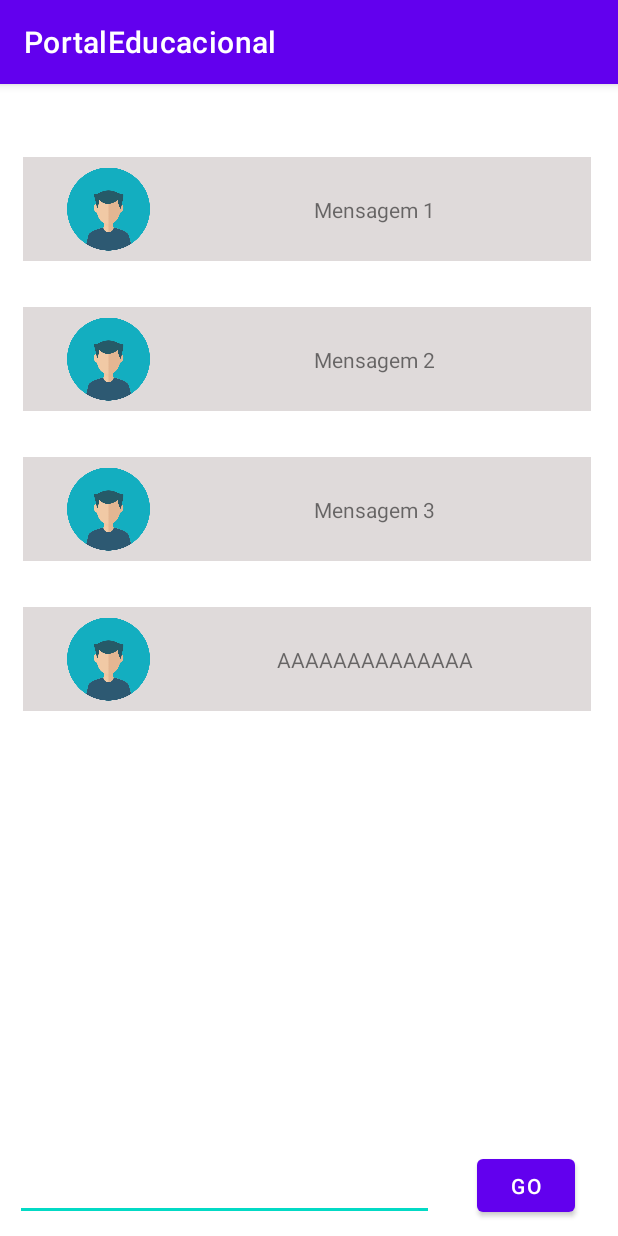
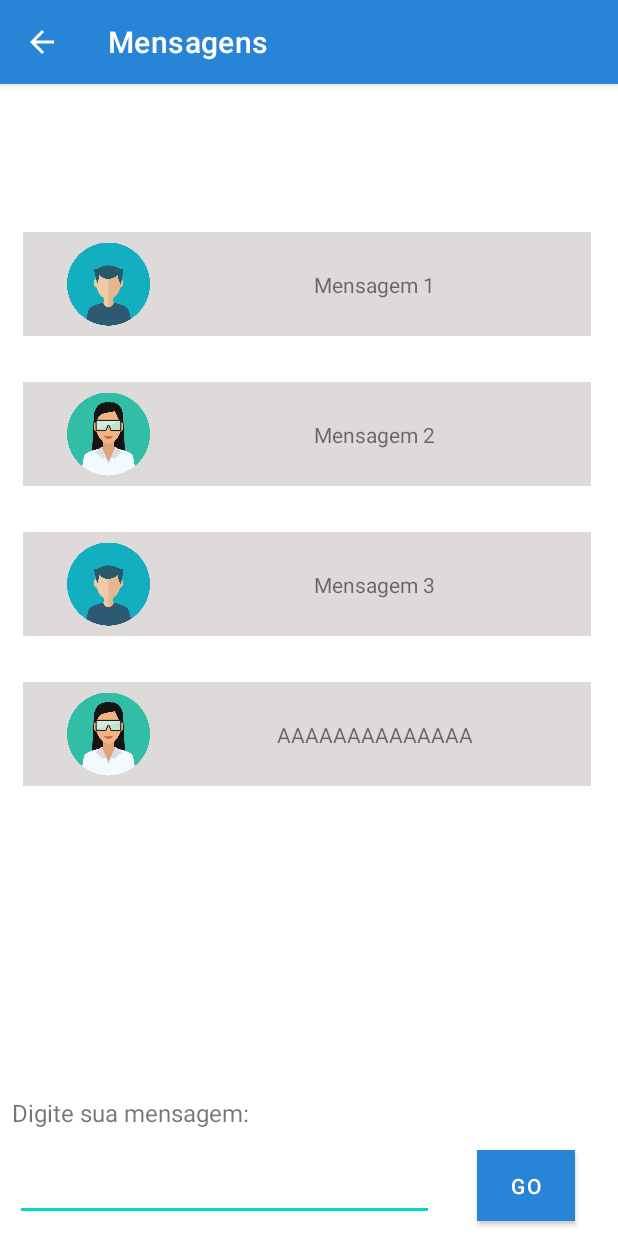
Before and after one commit to alexandreando/PortalEducacional, an Android app: the MensagemPage screen opened directly, with no data from a screen before it, on a phone screen of 412 x 824 dp. Run offline under Robolectric (Android 15) with nearby library versions, the phone set to English and light mode, and no system bars.

Commit message:
screen layout fixes

```diff
--- a/app/src/main/java/adapters/MensagemAdapter.java
+++ b/app/src/main/java/adapters/MensagemAdapter.java
@@ -56,7 +56,14 @@ public class MensagemAdapter extends
         textView.setText(av.getMensagem());
 
         ImageView imageView = holder.itemView.findViewById(R.id.imageViewMensagem);
-        imageView.setImageResource(R.drawable.person1);
+        int userId = av.getUserId();
+        if(userId == 1){
+            imageView.setImageResource(R.drawable.person1);
+        }
+        else if(userId == 2){
+            imageView.setImageResource(R.drawable.person2);
+        }
+
     }
 
     public static class MensagemHolder
--- a/app/src/main/java/com/example/portaleducacional/MainActivity.java
+++ b/app/src/main/java/com/example/portaleducacional/MainActivity.java
@@ -23,6 +23,7 @@ public class MainActivity extends AppCompatActivity {
 
         //Tela de inicialização
         setContentView(R.layout.activity_main);
+        getSupportActionBar().hide();
 
         //Comportamento da view que foi instanciado antes
         Button buttonAvisos = findViewById(R.id.btnAvisos);
--- a/app/src/main/java/com/example/portaleducacional/MensagemPage.java
+++ b/app/src/main/java/com/example/portaleducacional/MensagemPage.java
@@ -1,10 +1,18 @@
 package com.example.portaleducacional;
 
+import androidx.appcompat.app.AlertDialog;
 import androidx.appcompat.app.AppCompatActivity;
 import androidx.recyclerview.widget.LinearLayoutManager;
 import androidx.recyclerview.widget.RecyclerView;
 
+import android.content.DialogInterface;
+import android.content.Intent;
 import android.os.Bundle;
+import android.view.Menu;
+import android.view.MenuItem;
+import android.view.View;
+import android.widget.Button;
+import android.widget.TextView;
 
 import java.util.ArrayList;
 
@@ -20,6 +28,35 @@ public class MensagemPage extends AppCompatActivity {
         super.onCreate(savedInstanceState);
         setContentView(R.layout.activity_mensagem_page);
 
+        getSupportActionBar().setDisplayHomeAsUpEnabled(true);
+        getSupportActionBar().setTitle("Mensagens");
+
+        Button buttonEnviarMensagem = findViewById(R.id.btnEnviarMsg);
+
+        buttonEnviarMensagem.setOnClickListener(new View.OnClickListener() {
+            @Override
+            public void onClick(View v) {
+                TextView txtView = findViewById(R.id.txtMensagem2);
+
+                String text = txtView.getText().toString();
+
+                if(text != null && !text.isEmpty()){
+                    txtView.setText("");
+
+                    new AlertDialog.Builder(MensagemPage.this)
+                            .setTitle("Mensagem enviada!")
+                            .setMessage("Sua mensagem está sendo processada :)")
+                            .setPositiveButton("Ok", new DialogInterface.OnClickListener() {
+                                public void onClick(DialogInterface dialog, int which) {
+                                    // Continue with delete operation
+                                }
+                            })
+                            .setIcon(R.drawable.message)
+                            .show();
+                }
+            }
+        });
+
         RecyclerView recyclerView = findViewById(R.id.recyclerViewMensagens);
 
         ArrayList<Mensagem> mensagens = getMensagens();
@@ -33,13 +70,28 @@ public class MensagemPage extends AppCompatActivity {
         recyclerView.setLayoutManager(linearLayoutManager);
     }
 
+    @Override
+    public boolean onOptionsItemSelected(MenuItem item) {
+        switch (item.getItemId()) {
+            case android.R.id.home:
+                finish();
+                return true;
+        }
+
+        return super.onOptionsItemSelected(item);
+    }
+
+    public boolean onCreateOptionsMenu(Menu menu) {
+        return true;
+    }
+
     private ArrayList<Mensagem> getMensagens(){
         ArrayList<Mensagem> mensagens = new ArrayList<Mensagem>();
 
-        mensagens.add(new Mensagem("Mensagem 1", ""));
-        mensagens.add(new Mensagem("Mensagem 2", ""));
-        mensagens.add(new Mensagem("Mensagem 3", ""));
-        mensagens.add(new Mensagem("AAAAAAAAAAAAAA", ""));
+        mensagens.add(new Mensagem(1,"Mensagem 1", ""));
+        mensagens.add(new Mensagem(2,"Mensagem 2", ""));
+        mensagens.add(new Mensagem(1,"Mensagem 3", ""));
+        mensagens.add(new Mensagem(2,"AAAAAAAAAAAAAA", ""));
 
         return mensagens;
     }
--- a/app/src/main/java/models/Mensagem.java
+++ b/app/src/main/java/models/Mensagem.java
@@ -7,14 +7,20 @@ public class Mensagem implements Serializable {
     private String Mensagem;
     private LocalDateTime CriadoEm;
     private String Foto;
+    private int UserId;
+    public Mensagem( int userId, String mensagem, String foto)
+    {
+        UserId = userId;
 
-    public Mensagem(String mensagem, String foto)
-    {
         Mensagem = mensagem;
         Foto = foto;
 
         CriadoEm = LocalDateTime.now();
     }
+
+    public int getUserId() { return UserId; }
+
+    public Boolean sameUser(int id) { return  id == UserId; }
 
     public String getMensagem(){
         return Mensagem;
--- a/app/src/main/res/layout/activity_mensagem_page.xml
+++ b/app/src/main/res/layout/activity_mensagem_page.xml
@@ -6,11 +6,26 @@
     android:layout_height="match_parent"
     tools:context=".MensagemPage">
 
+    <TextView
+        android:id="@+id/txtDigiteMsg"
+        android:layout_width="wrap_content"
+        android:layout_height="wrap_content"
+        android:layout_marginStart="8dp"
+        android:layout_marginTop="15dp"
+        android:layout_marginBottom="20dp"
+        android:text="Digite sua mensagem:"
+        android:textSize="16sp"
+        app:layout_constraintBottom_toTopOf="@+id/txtMensagem2"
+        app:layout_constraintStart_toStartOf="parent"
+        app:layout_constraintTop_toBottomOf="@+id/recyclerViewMensagens"
+        app:layout_constraintVertical_bias="1.0" />
+
     <Button
-        android:id="@+id/btnEnviar2"
+        android:id="@+id/btnEnviarMsg"
         android:layout_width="65dp"
         android:layout_height="47dp"
         android:layout_margin="10dp"
+        android:background="@drawable/send"
         android:text="GO"
         app:layout_constraintBottom_toBottomOf="parent"
         app:layout_constraintEnd_toEndOf="parent"
@@ -31,7 +46,7 @@
     <androidx.recyclerview.widget.RecyclerView
         android:id="@+id/recyclerViewMensagens"
         android:layout_width="409dp"
-        android:layout_height="650dp"
+        android:layout_height="550dp"
         android:layout_margin="10dp"
         app:layout_constraintBottom_toTopOf="@+id/txtMensagem2"
         app:layout_constraintTop_toTopOf="parent"
--- a/app/src/main/res/values/colors.xml
+++ b/app/src/main/res/values/colors.xml
@@ -1,7 +1,7 @@
 <?xml version="1.0" encoding="utf-8"?>
 <resources>
     <color name="purple_200">#FFBB86FC</color>
-    <color name="purple_500">#FF6200EE</color>
+    <color name="purple_500">#2884D7</color>
     <color name="purple_700">#FF3700B3</color>
     <color name="teal_200">#FF03DAC5</color>
     <color name="teal_700">#FF018786</color>
```
Also changed, not shown: app/src/main/java/com/example/portaleducacional/AvisoPage.java (+21 -0 lines), app/src/main/res/drawable/message.png (added), app/src/main/res/drawable/send.png (added), app/src/main/res/drawable/sendblue.jpg (added).
